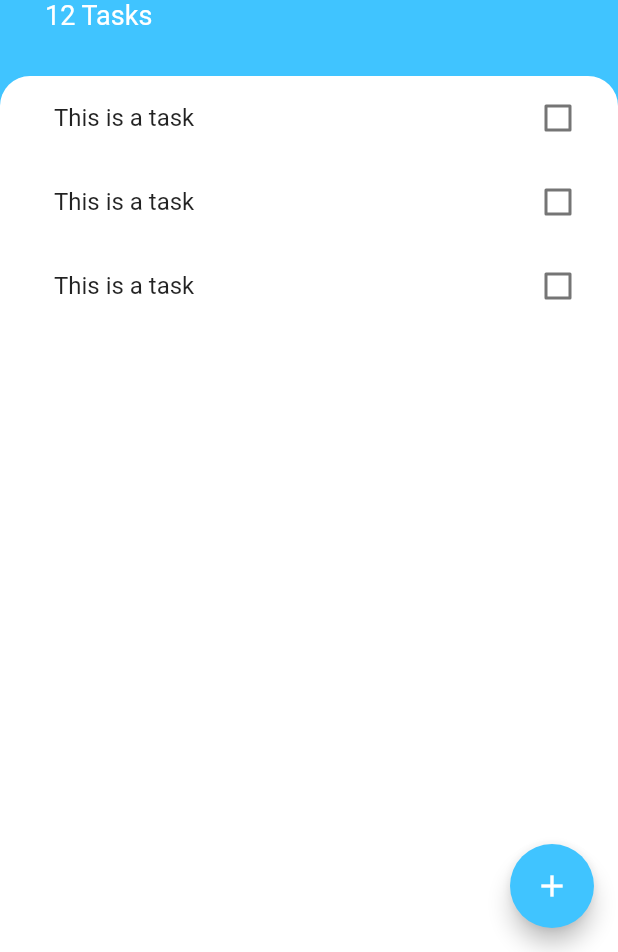
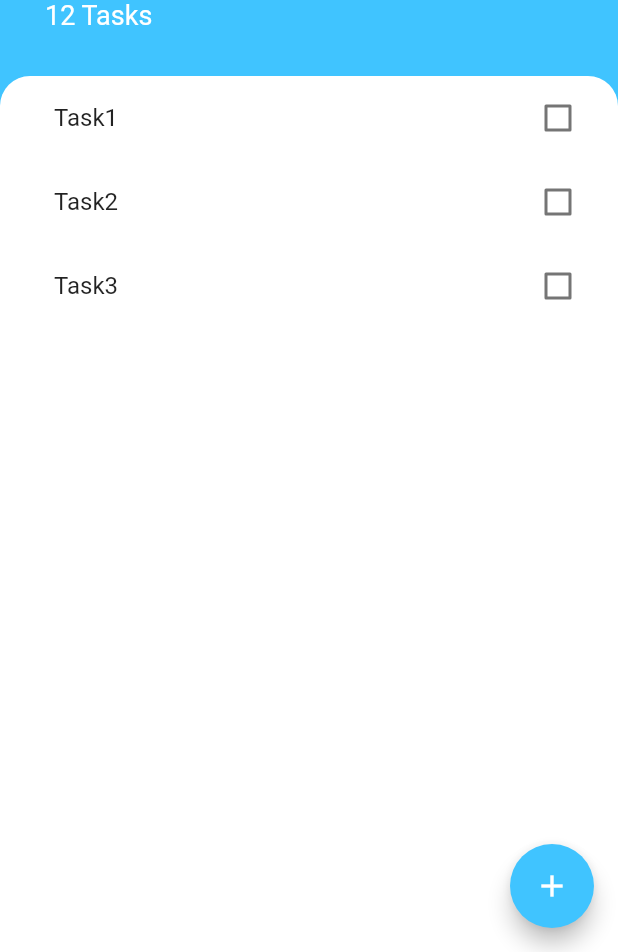
Before and after one commit to kevinle108/FlutterToDoApp_with_database, a Flutter app: the screen it shows after launch, on a phone screen of 412 x 824 dp, the part 284-1236 px from its top. Run offline on Flutter 3.47's test engine with Material 2 defaults, Android fonts, the phone set to English and light mode, and no system bars.

Commit message:
lift state from tasktile to tasklist

```diff
--- /dev/null
+++ b/lib/models/task.dart
@@ -0,0 +1,10 @@
+class Task {
+  final String name;
+  bool isDone;
+
+  Task({required this.name, this.isDone = false});
+
+  void toggleDone() {
+    isDone = !isDone;
+  }
+}
--- a/lib/widgets/task_list.dart
+++ b/lib/widgets/task_list.dart
@@ -1,18 +1,29 @@
 import 'package:flutter/material.dart';
+import 'package:todoey_flutter/models/task.dart';
 import 'task_tile.dart';
 
 class TaskList extends StatelessWidget {
-  const TaskList({
-    Key? key,
-  }) : super(key: key);
+  List<Task> tasks = [
+    Task(
+      name: 'Task1',
+    ),
+    Task(
+      name: 'Task2',
+    ),
+    Task(
+      name: 'Task3',
+    ),
+  ];
+
+
 
   @override
   Widget build(BuildContext context) {
     return ListView(
       children: [
-        TaskTile(),
-        TaskTile(),
-        TaskTile(),
+        TaskTile(taskTitle: tasks[0].name, isChecked: tasks[0].isDone, checkboxCallback: (){}),
+        TaskTile(taskTitle: tasks[1].name, isChecked: tasks[1].isDone, checkboxCallback: (){}),
+        TaskTile(taskTitle: tasks[2].name, isChecked: tasks[2].isDone, checkboxCallback: (){}),
       ],
     );
   }
--- a/lib/widgets/task_tile.dart
+++ b/lib/widgets/task_tile.dart
@@ -1,47 +1,28 @@
 import 'package:flutter/material.dart';
+import 'package:todoey_flutter/models/task.dart';
 
-class TaskTile extends StatefulWidget {
-  @override
-  State<TaskTile> createState() => _TaskTileState();
-}
+class TaskTile extends StatelessWidget {
+  final bool isChecked = false;
+  final String taskTitle;
+  final Function() checkboxCallback;
 
-class _TaskTileState extends State<TaskTile> {
-  bool isChecked = false;
+  TaskTile({required this.taskTitle, required isChecked, required this.checkboxCallback});
 
   @override
   Widget build(BuildContext context) {
     return ListTile(
       title: Text(
-        'This is a task',
+        taskTitle,
         style: TextStyle(
           decoration:
               isChecked ? TextDecoration.lineThrough : TextDecoration.none,
         ),
       ),
-      trailing: TaskTileCheckbox(
-        checkboxState: isChecked,
-        toggleCheckboxState: (bool? checkboxState) {
-          setState(() {
-            isChecked = checkboxState ?? false;
-          });
-        },
-      ),
+      trailing: Checkbox(
+        activeColor: Colors.lightBlueAccent,
+        value: isChecked,
+        onChanged: (value) => checkboxCallback,
+      )
     );
   }
 }
-
-class TaskTileCheckbox extends StatelessWidget {
-  final bool checkboxState;
-  final void Function(bool?) toggleCheckboxState;
-
-  TaskTileCheckbox(
-      {required this.checkboxState, required this.toggleCheckboxState});
-
-  @override
-  Widget build(BuildContext context) {
-    return Checkbox(
-      value: checkboxState,
-      onChanged: toggleCheckboxState,
-    );
-  }
-}
```
